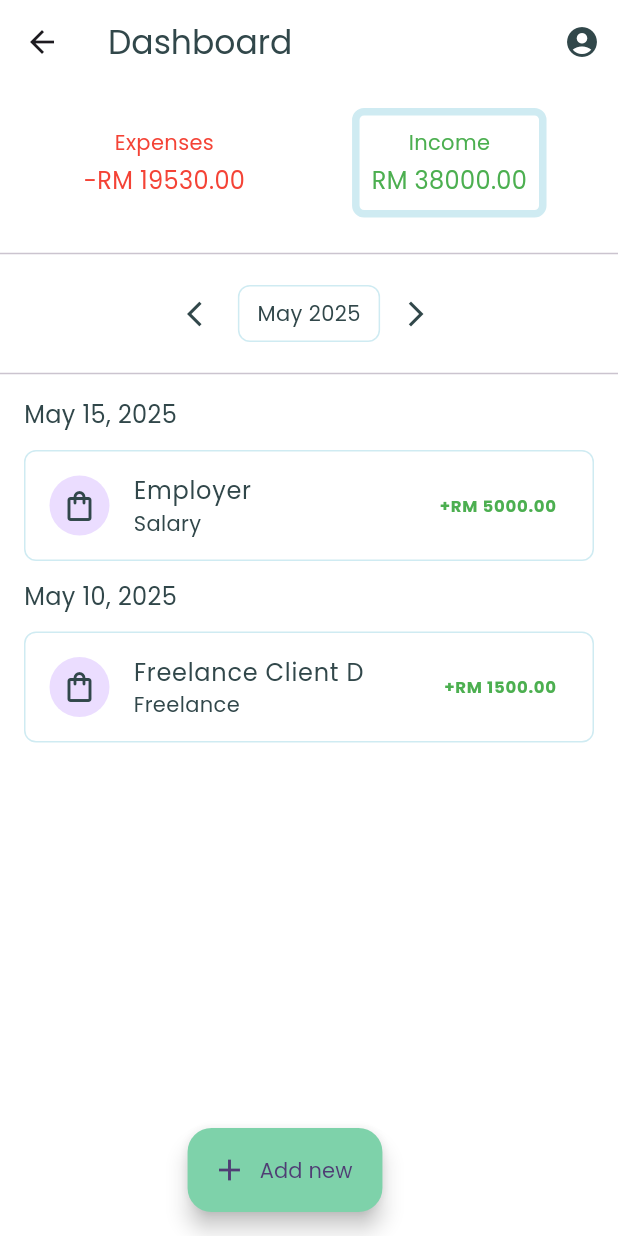
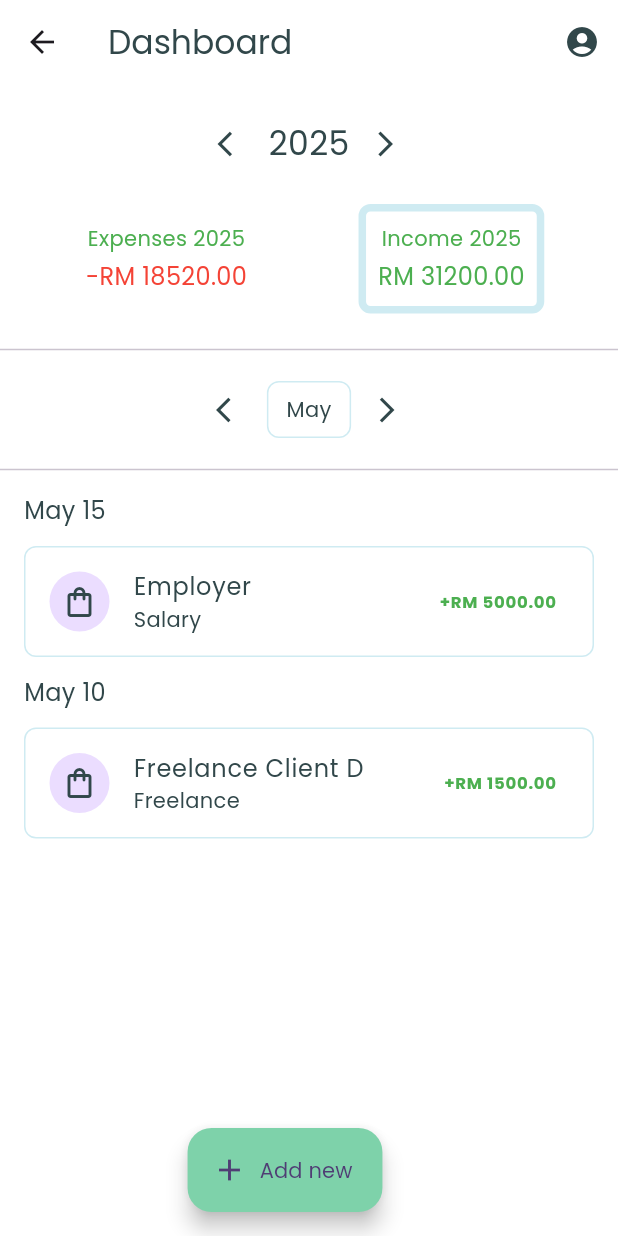
Before and after one commit to Jiunhong712/Tax_Assistant, a Flutter app: the DashboardPage screen opened directly, after a tap on the "arrow back ios" icon, after a tap on the "arrow forward ios" icon, on a phone screen of 412 x 824 dp. Run offline on Flutter 3.47's test engine with Material 3 defaults, Android fonts, the light colour scheme and no system bars; our stand-ins replace file_picker, get; missing offline and left inert: universal_html.

Commit message:
Fixed issues for dashboard page

```diff
--- a/taxassistant/lib/dashboard page/dashboard_page.dart
+++ b/taxassistant/lib/dashboard page/dashboard_page.dart
@@ -24,6 +24,8 @@ class _DashboardPageState extends State<DashboardPage> {
   String _selectedExpenseCategory =
       'All'; // State for selected expense category
   DateTime? _selectedExpenseMonth; // State for selected month for expenses
+  int _selectedYear =
+      DateTime.now().year; // State for selected year for summary
 
   final List<String> _availableExpenseCategories = [
     'All',
@@ -41,15 +43,13 @@ class _DashboardPageState extends State<DashboardPage> {
 
   @override
   Widget build(BuildContext context) {
-    // Calculate summary values
-    final double totalExpenses = historyController.mockExpenses.fold(
-      0.0,
-      (sum, expense) => sum + expense.total,
-    );
-    final double totalIncome = historyController.mockIncome.fold(
-      0.0,
-      (sum, income) => sum + income.total,
-    );
+    // Calculate summary values for the selected year
+    final double totalExpenses = historyController.mockExpenses
+        .where((expense) => DateTime.parse(expense.date).year == _selectedYear)
+        .fold(0.0, (sum, expense) => sum + expense.total);
+    final double totalIncome = historyController.mockIncome
+        .where((income) => DateTime.parse(income.date).year == _selectedYear)
+        .fold(0.0, (sum, income) => sum + income.total);
 
     // Filter transactions based on selected view and filters
     final filteredTransactions =
@@ -124,26 +124,97 @@ class _DashboardPageState extends State<DashboardPage> {
         child: Column(
           crossAxisAlignment: CrossAxisAlignment.stretch,
           children: [
-            // Summary Section (Expenses, Balance, Income)
+            // Summary Section (Expenses, Income)
             Padding(
               padding: const EdgeInsets.all(16.0),
-              child: Row(
+              child: Column(
+                children: [
+                  Row(
+                    mainAxisAlignment: MainAxisAlignment.center,
+                    children: [
+                      IconButton(
+                        icon: Icon(
+                          Icons.arrow_back_ios,
+                          color: kColorPrimary,
+                          size: 20.0,
+                        ),
+                        onPressed: () {
+                          setState(() {
+                            _selectedYear--;
+                            if (_selectedIncomeMonth != null) {
+                              _selectedIncomeMonth = DateTime(
+                                _selectedYear,
+                                _selectedIncomeMonth!.month,
+                              );
+                            }
+                            if (_selectedExpenseMonth != null) {
+                              _selectedExpenseMonth = DateTime(
+                                _selectedYear,
+                                _selectedExpenseMonth!.month,
+                              );
+                            }
+                          });
+                        },
+                      ),
+                      Text(
+                        _selectedYear.toString(),
+                        style: TextStyle(
+                          color: kColorPrimary,
+                          fontFamily: 'Poppins',
+                          fontSize:
+                              Theme.of(context).textTheme.titleLarge!.fontSize,
+                          fontWeight:
+                              Theme.of(
+                                context,
+                              ).textTheme.titleLarge!.fontWeight,
+                        ),
+                      ),
+                      IconButton(
+                        icon: Icon(
+                          Icons.arrow_forward_ios,
+                          color: kColorPrimary,
+                          size: 20.0,
+                        ),
+                        onPressed: () {
+                          setState(() {
+                            _selectedYear++;
+                            if (_selectedIncomeMonth != null) {
+                              _selectedIncomeMonth = DateTime(
+                                _selectedYear,
+                                _selectedIncomeMonth!.month,
+                              );
+                            }
+                            if (_selectedExpenseMonth != null) {
+                              _selectedExpenseMonth = DateTime(
+                                _selectedYear,
+                                _selectedExpenseMonth!.month,
+                              );
+                            }
+                          });
+                        },
+                      ),
+                    ],
+                  ),
+                  const SizedBox(height: 16.0),
+                  Row(
                     mainAxisAlignment: MainAxisAlignment.spaceAround,
                     children: [
                       _buildSummaryItem(
-                    'Expenses',
+                        'Expenses $_selectedYear',
                         '-RM ${totalExpenses.toStringAsFixed(2)}',
                         Colors.red, // Use red color for expenses
                         () {
                           setState(() {
                             _showIncome = false;
                             _selectedIncomeMonth = null; // Reset income filter
+                            _selectedExpenseMonth =
+                                DateTime.now(); // Set expense month to current month
                           });
                         },
                         !_showIncome, // isSelected
                       ),
                       _buildSummaryItem(
-                    'Income',
+                        'Income $_selectedYear',
                         'RM ${totalIncome.toStringAsFixed(2)}',
                         Colors.green, // Use green color for income
                         () {
@@ -152,9 +223,13 @@ class _DashboardPageState extends State<DashboardPage> {
                             _selectedExpenseCategory =
                                 'All'; // Reset expense filters
                             _selectedExpenseMonth = null;
+                            _selectedIncomeMonth =
+                                DateTime.now(); // Set income month to current month
                           });
                         },
                         _showIncome, // isSelected
+                      ),
+                    ],
                   ),
                 ],
               ),
@@ -392,10 +467,10 @@ class _DashboardPageState extends State<DashboardPage> {
             ),
             child: Text(
               _selectedIncomeMonth == null
-                  ? DateFormat('MMMM yyyy').format(
+                  ? DateFormat('MMMM').format(
                     DateTime.now(),
-                  ) // Default to current month/year
-                  : DateFormat('MMMM yyyy').format(_selectedIncomeMonth!),
+                  ) // Default to current month
+                  : DateFormat('MMMM').format(_selectedIncomeMonth!),
               style: TextStyle(fontFamily: 'Poppins', color: kColorPrimary),
             ),
           ),
@@ -484,10 +559,10 @@ class _DashboardPageState extends State<DashboardPage> {
                 ),
                 child: Text(
                   _selectedExpenseMonth == null
-                      ? DateFormat('MMMM yyyy').format(
+                      ? DateFormat('MMMM').format(
                         DateTime.now(),
-                      ) // Default to current month/year
-                      : DateFormat('MMMM yyyy').format(_selectedExpenseMonth!),
+                      ) // Default to current month
+                      : DateFormat('MMMM').format(_selectedExpenseMonth!),
                   style: TextStyle(fontFamily: 'Poppins', color: kColorPrimary),
                 ),
               ),
@@ -554,56 +629,6 @@ class _DashboardPageState extends State<DashboardPage> {
                 child: Column(
                   mainAxisSize: MainAxisSize.min,
                   children: [
-                    // Year Navigation
-                    Row(
-                      mainAxisAlignment: MainAxisAlignment.spaceBetween,
-                      children: [
-                        IconButton(
-                          icon: Icon(
-                            Icons.arrow_back_ios,
-                            color: kColorPrimary,
-                          ),
-                          onPressed: () {
-                            setState(() {
-                              selectedDate = DateTime(
-                                selectedDate.year - 1,
-                                selectedDate.month,
-                              );
-                            });
-                          },
-                        ),
-                        Text(
-                          DateFormat('yyyy').format(selectedDate),
-                          style: TextStyle(
-                            color: kColorPrimary,
-                            fontFamily: 'Poppins',
-                            fontSize:
-                                Theme.of(
-                                  context,
-                                ).textTheme.titleMedium!.fontSize,
-                            fontWeight:
-                                Theme.of(
-                                  context,
-                                ).textTheme.titleMedium!.fontWeight,
-                          ),
-                        ),
-                        IconButton(
-                          icon: Icon(
-                            Icons.arrow_forward_ios,
-                            color: kColorPrimary,
-                          ),
-                          onPressed: () {
-                            setState(() {
-                              selectedDate = DateTime(
-                                selectedDate.year + 1,
-                                selectedDate.month,
-                              );
-                            });
-                          },
-                        ),
-                      ],
-                    ),
-                    const SizedBox(height: 16.0),
                     // Month Grid
                     GridView.builder(
                       shrinkWrap: true,
@@ -618,9 +643,7 @@ class _DashboardPageState extends State<DashboardPage> {
                       itemBuilder: (context, index) {
                         final month = index + 1;
                         final monthDate = DateTime(selectedDate.year, month);
-                        final isSelected =
-                            selectedDate.month == month &&
-                            selectedDate.year == monthDate.year;
+                        final isSelected = selectedDate.month == month;
                         return ElevatedButton(
                           onPressed: () {
                             onMonthSelected(monthDate);
@@ -664,8 +687,8 @@ class _DashboardPageState extends State<DashboardPage> {
         transactionDate.day == yesterday.day) {
       return 'YESTERDAY';
     } else {
-      // Format as "Month Day, Year"
-      return '${_getMonthName(transactionDate.month)} ${transactionDate.day}, ${transactionDate.year}';
+      // Format as "Month Day"
+      return '${_getMonthName(transactionDate.month)} ${transactionDate.day}';
     }
   }
 
```
Lines whose indentation alone changed are shown as unchanged.
